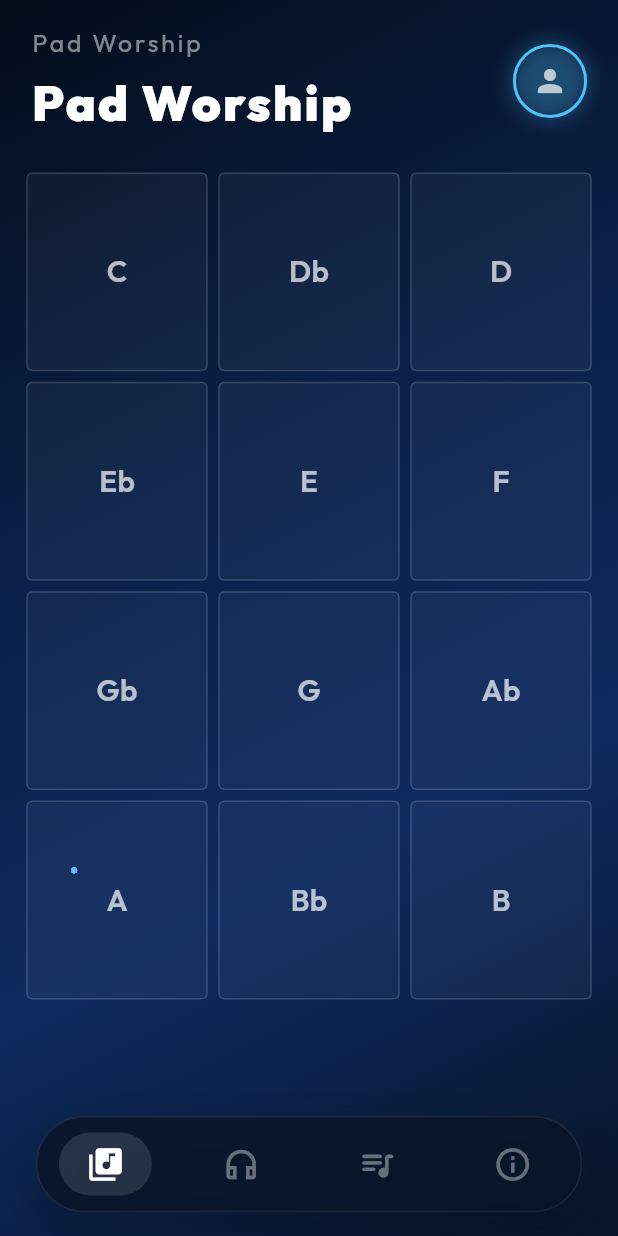
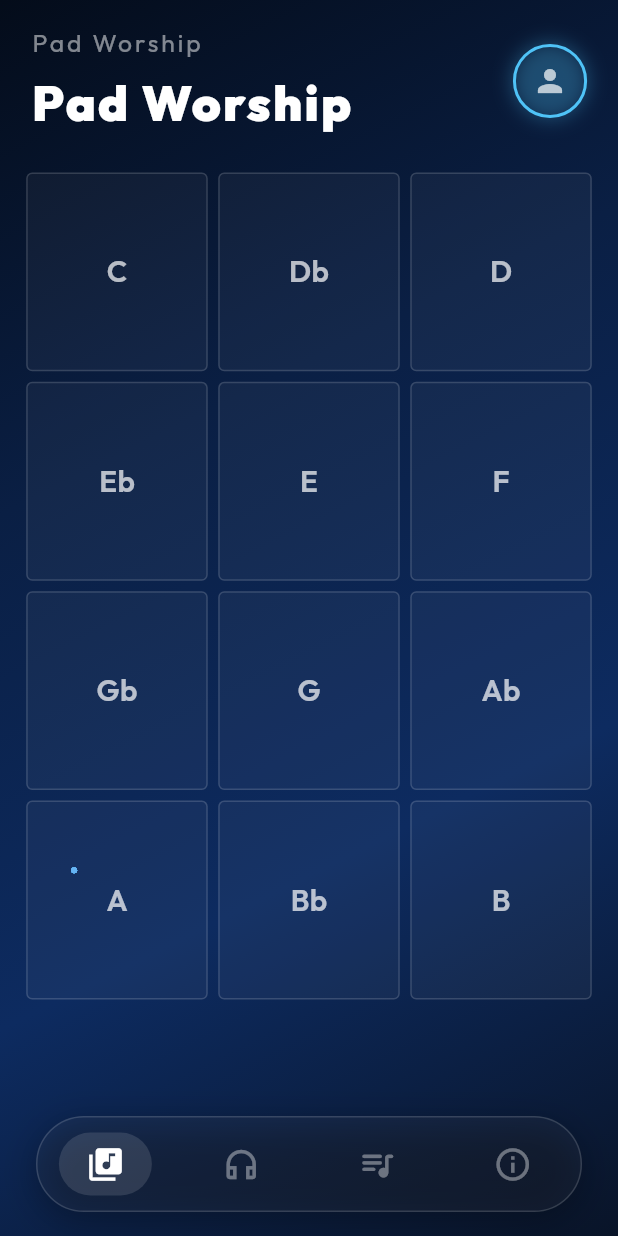
Before and after one commit to Joke0117/joke_app_whorshpi_movil, a Flutter app: the HomePage screen opened directly, on a phone screen of 412 x 824 dp. Run offline on Flutter 3.47's test engine with Material 3 defaults, Android fonts, the phone set to English and light mode, and no system bars; our stand-ins replace audio_service, font_awesome_flutter, google_fonts, image_picker, just_audio, permission_handler and 3 more; missing offline and left inert: audio_session; accounts and stored records are empty; statements that could not run were skipped.

Commit message:
fix: pilldora color botones pad, timer real en vivo, icono real en snackbar foto

```diff
--- a/lib/widgets/footer_tabs.dart
+++ b/lib/widgets/footer_tabs.dart
@@ -24,26 +24,20 @@
         top: 8,
       ),
       child: Container(
-        // Píldora flotante semitransparente, igual que Instagram
+        // Mismo estilo que los botones del pad: fondo semitransparente, borde sutil
         padding: const EdgeInsets.symmetric(vertical: 10),
         decoration: BoxDecoration(
-          // Fondo oscuro semitransparente con el mismo tono de los botones del pad
-          color: const Color(0xFF091428).withOpacity(0.82),
+          color: Colors.white.withOpacity(0.04), // Igual al botón inactivo del pad
           borderRadius: BorderRadius.circular(40),
           border: Border.all(
-            color: Colors.white.withOpacity(0.08),
+            color: Colors.white.withOpacity(0.15), // Mismo borde que los botones
             width: 1,
           ),
           boxShadow: [
             BoxShadow(
-              color: Colors.black.withOpacity(0.35),
-              blurRadius: 24,
-              offset: const Offset(0, 8),
-            ),
-            BoxShadow(
-              color: const Color(0xFF4FC3F7).withOpacity(0.06),
-              blurRadius: 16,
-              spreadRadius: -4,
+              color: Colors.black.withOpacity(0.3),
+              blurRadius: 20,
+              offset: const Offset(0, 6),
             ),
           ],
         ),
```
Also changed, not shown: lib/pages/profile_page.dart (+15 -3 lines), lib/widgets/mini_player.dart (+35 -36 lines).
